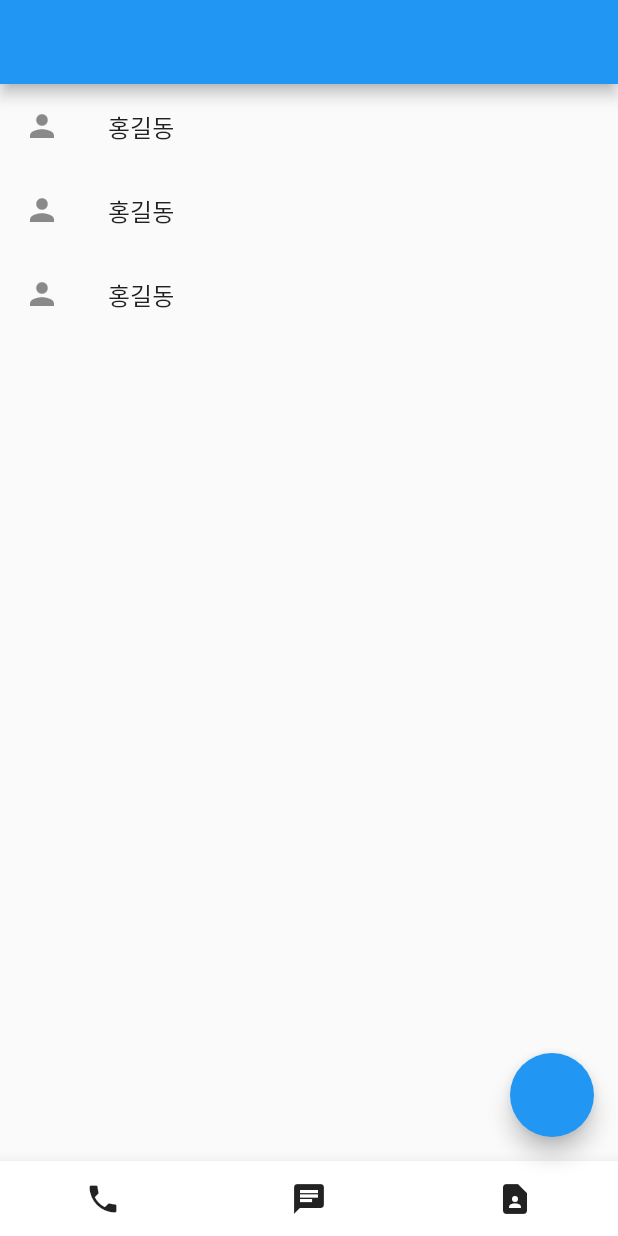
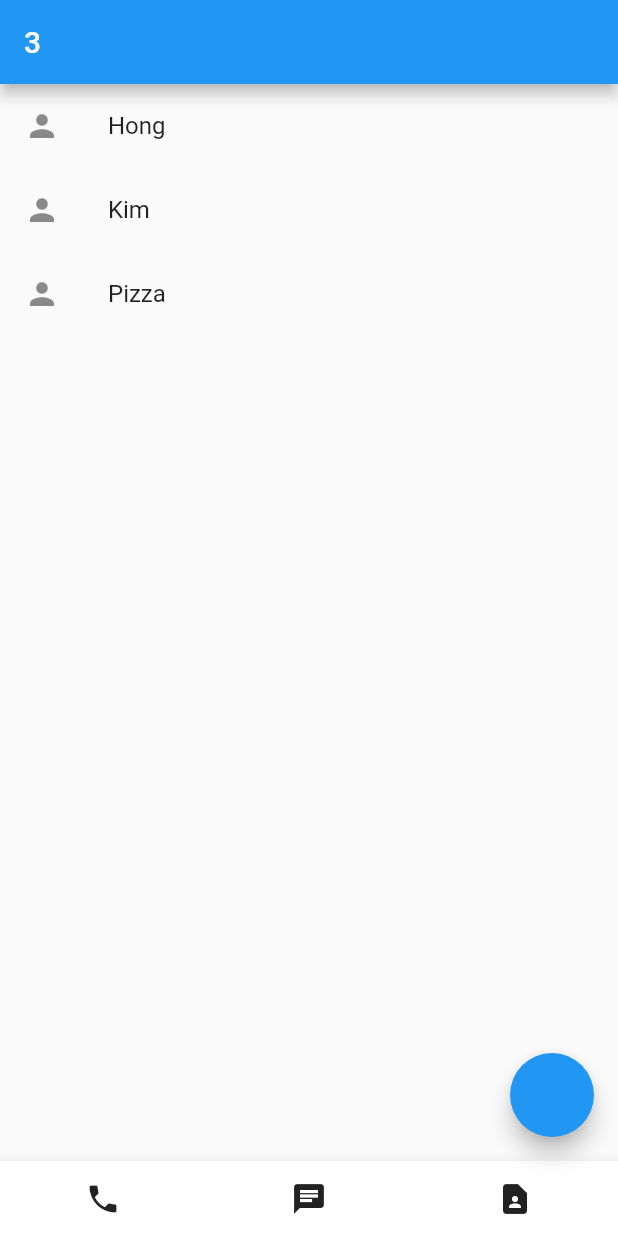
Before and after one commit to zee2013234/PhoneContact, a Flutter app: the screen it shows after launch, on a phone screen of 412 x 824 dp. Run offline on Flutter 3.47's test engine with Material 2 defaults, Android fonts, the phone set to English and light mode, and no system bars.

```diff
--- a/lib/main.dart
+++ b/lib/main.dart
@@ -1,11 +1,26 @@
 import 'package:flutter/material.dart';
 
 void main() {
-  runApp(const MyApp());
+  runApp(MyApp());
 }
 
-class MyApp extends StatelessWidget {
-  const MyApp({super.key});
+class MyApp extends StatefulWidget {
+  MyApp({super.key});
+
+  @override
+  State<MyApp> createState() => _MyAppState();
+}
+
+class _MyAppState extends State<MyApp> {
+  var name = ["Hong", "Kim", "Pizza"];
+
+  var numeric = [0, 0, 0];
+
+  addOne(text) {
+    setState(() {
+      name = [...name, text];
+    });
+  }
 
   @override
   Widget build(BuildContext context) {
@@ -17,16 +32,20 @@ class MyApp extends StatelessWidget {
               showDialog(
                   context: context,
                   builder: (context) {
-                    return DialogUI();
+                    return DialogUI(function: addOne);
                   });
             },
           );
         }),
-        appBar: AppBar(),
+        appBar: AppBar(
+          title: Text(name.length.toString()),
+          centerTitle: false,
+        ),
         body: ListView.builder(
-            itemCount: 3,
+            itemCount: name.length,
             itemBuilder: (c, i) {
-              return ListTile(leading: Icon(Icons.person), title: Text("홍길동"));
+              return ListTile(
+                  leading: Icon(Icons.person), title: Text(name[i]));
             }),
         bottomNavigationBar: BottomBar(),
       ),
@@ -35,7 +54,9 @@ class MyApp extends StatelessWidget {
 }
 
 class DialogUI extends StatelessWidget {
-  const DialogUI({super.key});
+  DialogUI({Key? key, this.function}) : super(key: key);
+  final function;
+  var inputData = TextEditingController();
 
   @override
   Widget build(BuildContext context) {
@@ -48,14 +69,19 @@ class DialogUI extends StatelessWidget {
         children: [
           Text("Contact",
               style: TextStyle(fontSize: 24, fontWeight: FontWeight.w600)),
-          TextField(),
+          TextField(controller: inputData),
           Row(
             mainAxisAlignment: MainAxisAlignment.end,
             children: [
               TextButton(
                   onPressed: () => Navigator.pop(context),
                   child: Text("Cancel")),
-              TextButton(onPressed: () {}, child: Text("OK")),
+              TextButton(
+                  onPressed: () {
+                    function(inputData.text);
+                    Navigator.pop(context);
+                  },
+                  child: Text("OK")),
             ],
           )
         ],
```
Also changed, not shown: 11 other files.
